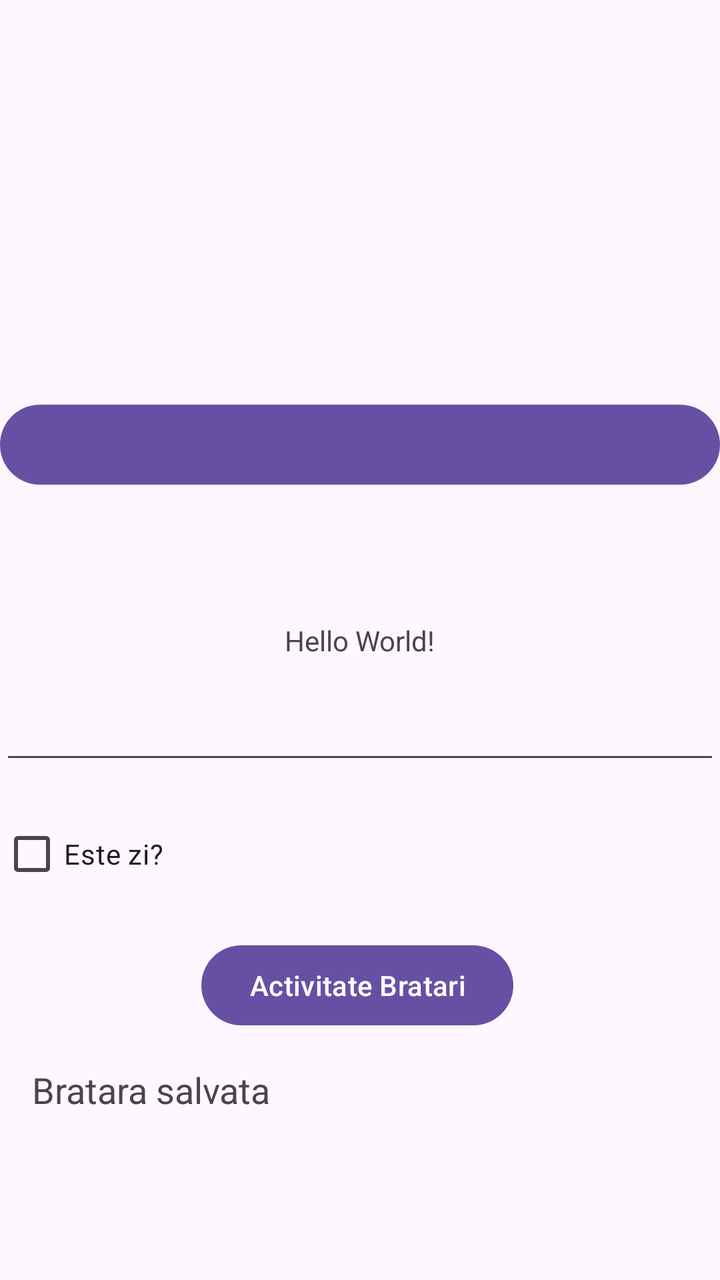
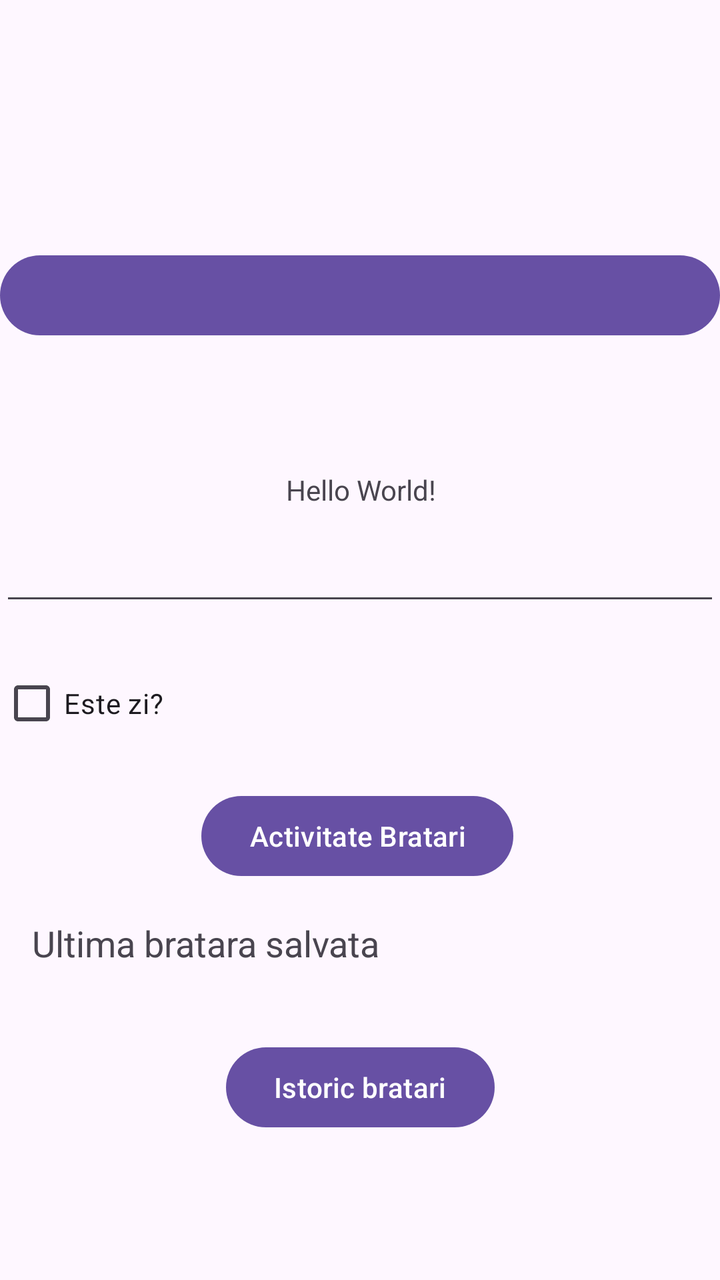

Before-and-after screenshots of an Android layout around one commit, followed by the original layout XML and the change that was made.
<!-- AndroidManifest.xml: application theme Theme.S2 -->
<!-- res/layout/activity_main.xml -->
<?xml version="1.0" encoding="utf-8"?>
<androidx.constraintlayout.widget.ConstraintLayout xmlns:android="http://schemas.android.com/apk/res/android"
    xmlns:app="http://schemas.android.com/apk/res-auto"
    xmlns:tools="http://schemas.android.com/tools"
    android:id="@+id/main"
    android:layout_width="match_parent"
    android:layout_height="match_parent"
    android:orientation="vertical"
    tools:context=".MainActivity">

    <TextView
        android:id="@+id/textView"
        android:layout_width="wrap_content"
        android:layout_height="wrap_content"
        android:text="Hello World!"
        app:layout_constraintBottom_toBottomOf="parent"
        app:layout_constraintEnd_toEndOf="parent"
        app:layout_constraintStart_toStartOf="parent"
        app:layout_constraintTop_toTopOf="parent" />

    <EditText
        android:id="@+id/nume_et"
        android:layout_width="match_parent"
        android:layout_height="wrap_content"
        android:layout_marginTop="16dp"
        android:hint="@string/exemplu_Xen"
        app:layout_constraintEnd_toEndOf="parent"
        app:layout_constraintStart_toStartOf="parent"
        app:layout_constraintTop_toBottomOf="@+id/textView" />

    <CheckBox
        android:id="@+id/checkBox"
        android:layout_width="match_parent"
        android:layout_height="wrap_content"
        android:layout_marginTop="16dp"
        android:text="@string/este_zi"
        app:layout_constraintEnd_toEndOf="parent"
        app:layout_constraintStart_toStartOf="parent"
        app:layout_constraintTop_toBottomOf="@+id/nume_et" />

    <Button
        android:id="@+id/button"
        android:layout_width="match_parent"
        android:layout_height="wrap_content"
        android:onClick="culegeDate"
        android:text="@string/Hello_World"
        app:layout_constraintBottom_toBottomOf="parent"
        app:layout_constraintEnd_toEndOf="parent"
        app:layout_constraintHorizontal_bias="0.0"
        app:layout_constraintStart_toStartOf="parent"
        app:layout_constraintTop_toTopOf="parent"
        app:layout_constraintVertical_bias="0.335" />

    <androidx.constraintlayout.widget.ConstraintLayout
        android:id="@+id/constraintLayout"
        android:layout_width="409dp"
        android:layout_height="143dp"
        app:layout_constraintBottom_toBottomOf="@+id/button"
        app:layout_constraintEnd_toEndOf="parent"
        app:layout_constraintStart_toStartOf="parent"
        app:layout_constraintTop_toBottomOf="@+id/nume_et"
        app:layout_constraintVertical_bias="0.033">

    </androidx.constraintlayout.widget.ConstraintLayout>

    <Button
        android:id="@+id/buttonActivitatePreluare"
        android:layout_width="wrap_content"
        android:layout_height="wrap_content"
        android:text="Activitate Bratari"
        app:layout_constraintBottom_toBottomOf="parent"
        app:layout_constraintEnd_toEndOf="parent"
        app:layout_constraintHorizontal_bias="0.494"
        app:layout_constraintStart_toStartOf="parent"
        app:layout_constraintTop_toBottomOf="@+id/checkBox"
        app:layout_constraintVertical_bias="0.126" />

    <TextView
        android:id="@+id/tvRezultat"
        android:layout_width="409dp"
        android:layout_height="wrap_content"
        android:padding="16dp"
        android:text="@string/bratara_salvata"
        android:textSize="18sp"
        app:layout_constraintBottom_toBottomOf="parent"
        app:layout_constraintEnd_toEndOf="parent"
        app:layout_constraintHorizontal_bias="0.0"
        app:layout_constraintStart_toStartOf="parent"
        app:layout_constraintTop_toBottomOf="@+id/buttonActivitatePreluare"
        app:layout_constraintVertical_bias="0.0" />

</androidx.constraintlayout.widget.ConstraintLayout>
<!-- resources referenced by this layout -->
<resources>
  <string name="Hello_World" />
  <string name="bratara_salvata">Bratara salvata</string>
  <string name="este_zi">Este zi?</string>
  <string name="exemplu_Xen" />
  <style name="Theme.S2" parent="Base.Theme.S2" />
  <style name="Base.Theme.S2" parent="Theme.Material3.DayNight.NoActionBar">
          
          
      </style>
</resources>

<!-- the commit's change to res/layout/activity_main.xml (unified diff, before → after) -->
@@ -7,36 +7,6 @@
     android:layout_height="match_parent"
     android:orientation="vertical"
     tools:context=".MainActivity">
-
-    <TextView
-        android:id="@+id/textView"
-        android:layout_width="wrap_content"
-        android:layout_height="wrap_content"
-        android:text="Hello World!"
-        app:layout_constraintBottom_toBottomOf="parent"
-        app:layout_constraintEnd_toEndOf="parent"
-        app:layout_constraintStart_toStartOf="parent"
-        app:layout_constraintTop_toTopOf="parent" />
-
-    <EditText
-        android:id="@+id/nume_et"
-        android:layout_width="match_parent"
-        android:layout_height="wrap_content"
-        android:layout_marginTop="16dp"
-        android:hint="@string/exemplu_Xen"
-        app:layout_constraintEnd_toEndOf="parent"
-        app:layout_constraintStart_toStartOf="parent"
-        app:layout_constraintTop_toBottomOf="@+id/textView" />
-
-    <CheckBox
-        android:id="@+id/checkBox"
-        android:layout_width="match_parent"
-        android:layout_height="wrap_content"
-        android:layout_marginTop="16dp"
-        android:text="@string/este_zi"
-        app:layout_constraintEnd_toEndOf="parent"
-        app:layout_constraintStart_toStartOf="parent"
-        app:layout_constraintTop_toBottomOf="@+id/nume_et" />
 
     <Button
         android:id="@+id/button"
@@ -49,7 +19,80 @@
         app:layout_constraintHorizontal_bias="0.0"
         app:layout_constraintStart_toStartOf="parent"
         app:layout_constraintTop_toTopOf="parent"
-        app:layout_constraintVertical_bias="0.335" />
+        app:layout_constraintVertical_bias="0.209"
+        tools:ignore="OnClick" />
+
+    <EditText
+        android:id="@+id/nume_et"
+        android:layout_width="match_parent"
+        android:layout_height="wrap_content"
+        android:layout_marginTop="12dp"
+        android:hint="@string/exemplu_Xen"
+        app:layout_constraintEnd_toEndOf="parent"
+        app:layout_constraintHorizontal_bias="0.0"
+        app:layout_constraintStart_toStartOf="parent"
+        app:layout_constraintTop_toBottomOf="@+id/textView" />
+
+    <Button
+        android:id="@+id/btnIstoricBratari"
+        android:layout_width="wrap_content"
+        android:layout_height="wrap_content"
+        android:text="Istoric bratari"
+        app:layout_constraintBottom_toBottomOf="parent"
+        app:layout_constraintEnd_toEndOf="parent"
+        app:layout_constraintHorizontal_bias="0.501"
+        app:layout_constraintStart_toStartOf="parent"
+        app:layout_constraintTop_toBottomOf="@+id/tvRezultat"
+        app:layout_constraintVertical_bias="0.215" />
+
+    <Button
+        android:id="@+id/buttonActivitatePreluare"
+        android:layout_width="wrap_content"
+        android:layout_height="wrap_content"
+        android:text="@string/activitate_bratari"
+        app:layout_constraintBottom_toBottomOf="parent"
+        app:layout_constraintEnd_toEndOf="parent"
+        app:layout_constraintHorizontal_bias="0.494"
+        app:layout_constraintStart_toStartOf="parent"
+        app:layout_constraintTop_toBottomOf="@+id/checkBox"
+        app:layout_constraintVertical_bias="0.085" />
+
+    <TextView
+        android:id="@+id/textView"
+        android:layout_width="wrap_content"
+        android:layout_height="wrap_content"
+        android:text="Hello World!"
+        app:layout_constraintBottom_toBottomOf="parent"
+        app:layout_constraintEnd_toEndOf="parent"
+        app:layout_constraintHorizontal_bias="0.502"
+        app:layout_constraintStart_toStartOf="parent"
+        app:layout_constraintTop_toTopOf="parent"
+        app:layout_constraintVertical_bias="0.379" />
+
+    <TextView
+        android:id="@+id/tvRezultat"
+        android:layout_width="409dp"
+        android:layout_height="wrap_content"
+        android:padding="16dp"
+        android:text="@string/ultima_bratara_salvata"
+        android:textSize="18sp"
+        app:layout_constraintBottom_toBottomOf="parent"
+        app:layout_constraintEnd_toEndOf="parent"
+        app:layout_constraintHorizontal_bias="0.0"
+        app:layout_constraintStart_toStartOf="parent"
+        app:layout_constraintTop_toBottomOf="@+id/buttonActivitatePreluare"
+        app:layout_constraintVertical_bias="0.01" />
+
+    <CheckBox
+        android:id="@+id/checkBox"
+        android:layout_width="match_parent"
+        android:layout_height="wrap_content"
+        android:layout_marginTop="20dp"
+        android:text="@string/este_zi"
+        app:layout_constraintEnd_toEndOf="parent"
+        app:layout_constraintHorizontal_bias="0.0"
+        app:layout_constraintStart_toStartOf="parent"
+        app:layout_constraintTop_toBottomOf="@+id/nume_et" />
 
     <androidx.constraintlayout.widget.ConstraintLayout
         android:id="@+id/constraintLayout"
@@ -63,30 +106,4 @@
 
     </androidx.constraintlayout.widget.ConstraintLayout>
 
-    <Button
-        android:id="@+id/buttonActivitatePreluare"
-        android:layout_width="wrap_content"
-        android:layout_height="wrap_content"
-        android:text="Activitate Bratari"
-        app:layout_constraintBottom_toBottomOf="parent"
-        app:layout_constraintEnd_toEndOf="parent"
-        app:layout_constraintHorizontal_bias="0.494"
-        app:layout_constraintStart_toStartOf="parent"
-        app:layout_constraintTop_toBottomOf="@+id/checkBox"
-        app:layout_constraintVertical_bias="0.126" />
-
-    <TextView
-        android:id="@+id/tvRezultat"
-        android:layout_width="409dp"
-        android:layout_height="wrap_content"
-        android:padding="16dp"
-        android:text="@string/bratara_salvata"
-        android:textSize="18sp"
-        app:layout_constraintBottom_toBottomOf="parent"
-        app:layout_constraintEnd_toEndOf="parent"
-        app:layout_constraintHorizontal_bias="0.0"
-        app:layout_constraintStart_toStartOf="parent"
-        app:layout_constraintTop_toBottomOf="@+id/buttonActivitatePreluare"
-        app:layout_constraintVertical_bias="0.0" />
-
 </androidx.constraintlayout.widget.ConstraintLayout>
<!-- resource entries referenced after the edit -->
@@ -1,9 +1,10 @@
 <!-- resources referenced by this layout -->
 <resources>
   <string name="Hello_World" />
-  <string name="bratara_salvata">Bratara salvata</string>
+  <string name="activitate_bratari">Activitate Bratari</string>
   <string name="este_zi">Este zi?</string>
   <string name="exemplu_Xen" />
+  <string name="ultima_bratara_salvata">Ultima bratara salvata</string>
   <style name="Theme.S2" parent="Base.Theme.S2" />
   <style name="Base.Theme.S2" parent="Theme.Material3.DayNight.NoActionBar">
           
